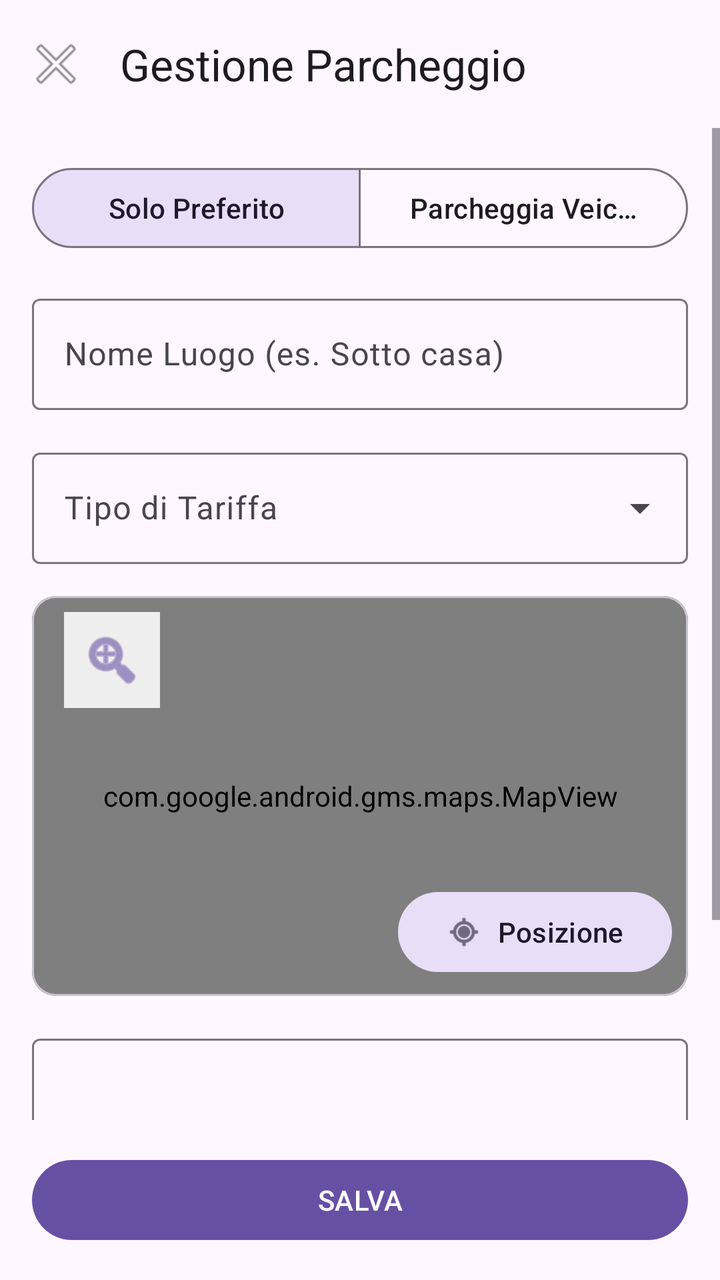
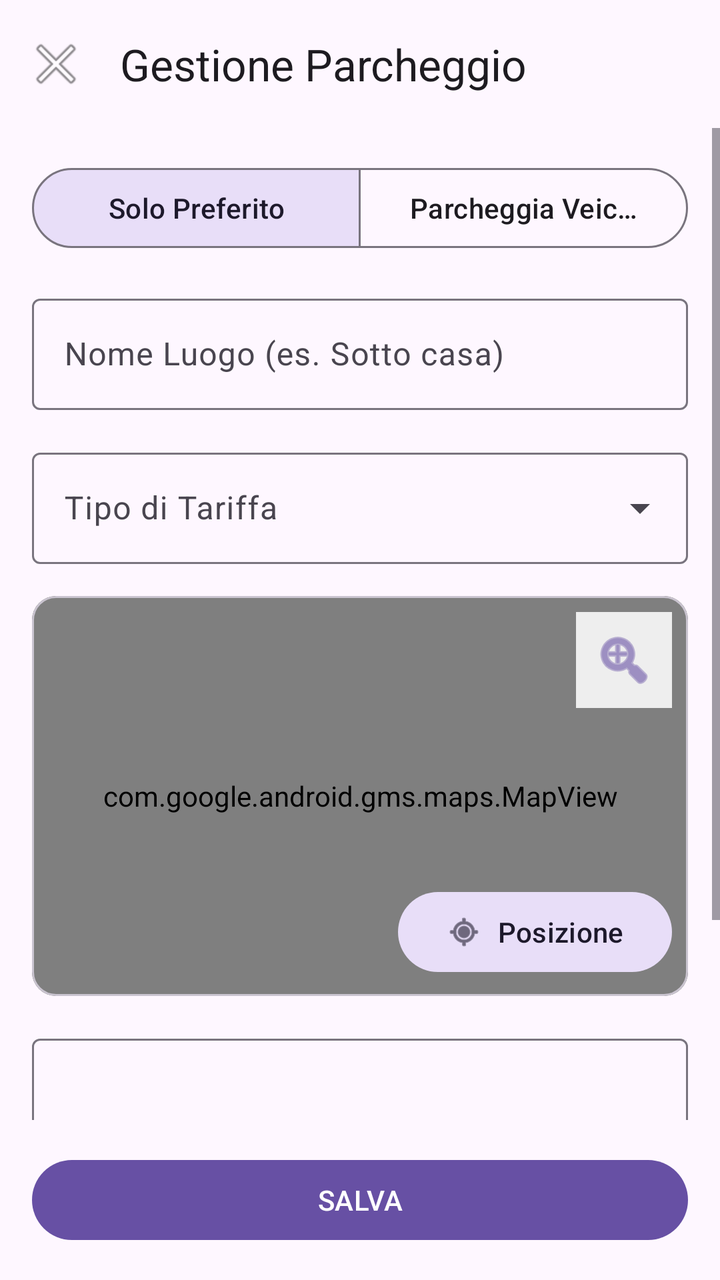

An Android layout rendered at two revisions. The XML below is the earlier revision; the diff shows what the commit changed to produce the second picture.
<!-- AndroidManifest.xml: application theme Theme.ParkingMate -->
<!-- res/layout/fragment_add_parking.xml -->
<?xml version="1.0" encoding="utf-8"?>
<LinearLayout xmlns:android="http://schemas.android.com/apk/res/android"
    xmlns:app="http://schemas.android.com/apk/res-auto"
    android:layout_width="match_parent"
    android:layout_height="match_parent"
    android:orientation="vertical"
    android:background="?android:colorBackground"
    android:fitsSystemWindows="true">

    <com.google.android.material.appbar.MaterialToolbar
        android:id="@+id/toolbarAddParking"
        android:layout_width="match_parent"
        android:layout_height="wrap_content"
        app:title="Gestione Parcheggio"
        app:navigationIcon="@android:drawable/ic_menu_close_clear_cancel" />

    <ScrollView
        android:id="@+id/scrollViewAddParking"
        android:layout_width="match_parent"
        android:layout_height="0dp"
        android:layout_weight="1">

        <LinearLayout
            android:layout_width="match_parent"
            android:layout_height="wrap_content"
            android:orientation="vertical"
            android:padding="16dp">

            
            <com.google.android.material.button.MaterialButtonToggleGroup
                android:id="@+id/toggleGroupAction"
                android:layout_width="match_parent"
                android:layout_height="wrap_content"
                app:singleSelection="true"
                app:selectionRequired="true"
                app:checkedButton="@+id/btnSaveFavoriteOnly">

                <Button android:id="@+id/btnSaveFavoriteOnly" style="?attr/materialButtonOutlinedStyle" android:layout_width="0dp" android:layout_height="wrap_content" android:layout_weight="1" android:text="Solo Preferito" />
                <Button android:id="@+id/btnParkVehicle" style="?attr/materialButtonOutlinedStyle" android:layout_width="0dp" android:layout_height="wrap_content" android:layout_weight="1" android:text="Parcheggia Veicolo" />
            </com.google.android.material.button.MaterialButtonToggleGroup>

            
            <TextView
                android:id="@+id/tvDisplayLocationName"
                android:layout_width="match_parent"
                android:layout_height="wrap_content"
                android:textSize="22sp"
                android:textStyle="bold"
                android:layout_marginTop="8dp"
                android:layout_marginBottom="8dp"
                android:visibility="gone" />

            <LinearLayout
                android:layout_width="match_parent"
                android:layout_height="wrap_content"
                android:orientation="horizontal"
                android:layout_marginTop="16dp"
                android:gravity="center_vertical">

                <com.google.android.material.textfield.TextInputLayout
                    android:id="@+id/tilLocationName"
                    android:layout_width="0dp"
                    android:layout_height="wrap_content"
                    android:layout_weight="1"
                    android:hint="Nome Luogo (es. Sotto casa)">
                    <com.google.android.material.textfield.TextInputEditText android:id="@+id/etLocationName" android:layout_width="match_parent" android:layout_height="wrap_content" />
                </com.google.android.material.textfield.TextInputLayout>

                <com.google.android.material.textfield.TextInputLayout
                    android:id="@+id/tilSelectExistingLocation"
                    style="@style/Widget.Material3.TextInputLayout.OutlinedBox.ExposedDropdownMenu"
                    android:layout_width="0dp"
                    android:layout_height="wrap_content"
                    android:layout_weight="1"
                    android:visibility="gone"
                    android:hint="Scegli Luogo Salvato">
                    <AutoCompleteTextView android:id="@+id/actvSelectLocation" android:layout_width="match_parent" android:layout_height="wrap_content" android:inputType="none" />
                </com.google.android.material.textfield.TextInputLayout>

                <CheckBox
                    android:id="@+id/cbSaveAsFavorite"
                    android:layout_width="wrap_content"
                    android:layout_height="wrap_content"
                    android:button="@drawable/sl_favorite_heart"
                    android:visibility="gone"
                    android:layout_marginStart="8dp" />
            </LinearLayout>

            
            <TextView
                android:id="@+id/tvDisplayParkingType"
                android:layout_width="match_parent"
                android:layout_height="wrap_content"
                android:textSize="16sp"
                android:layout_marginTop="16dp"
                android:textColor="?attr/colorPrimary"
                android:visibility="gone" />

            <com.google.android.material.textfield.TextInputLayout
                android:id="@+id/tilParkingType"
                style="@style/Widget.Material3.TextInputLayout.OutlinedBox.ExposedDropdownMenu"
                android:layout_width="match_parent"
                android:layout_height="wrap_content"
                android:layout_marginTop="16dp"
                android:hint="Tipo di Tariffa">
                <AutoCompleteTextView android:id="@+id/actvParkingType" android:layout_width="match_parent" android:layout_height="wrap_content" android:inputType="none" />
            </com.google.android.material.textfield.TextInputLayout>

            <LinearLayout
                android:id="@+id/layoutHourlyCosts"
                android:layout_width="match_parent"
                android:layout_height="wrap_content"
                android:orientation="horizontal"
                android:visibility="gone"
                android:layout_marginTop="8dp">

                <com.google.android.material.textfield.TextInputLayout android:layout_width="0dp" android:layout_weight="1" android:layout_height="wrap_content" android:hint="Fisso Iniziale €">
                    <com.google.android.material.textfield.TextInputEditText android:id="@+id/etCostInitial" android:inputType="numberDecimal" android:layout_width="match_parent" android:layout_height="wrap_content"/>
                </com.google.android.material.textfield.TextInputLayout>

                <com.google.android.material.textfield.TextInputLayout android:layout_width="0dp" android:layout_weight="1" android:layout_height="wrap_content" android:layout_marginHorizontal="8dp" android:hint="Costo/Ora €">
                    <com.google.android.material.textfield.TextInputEditText android:id="@+id/etCostHourly" android:inputType="numberDecimal" android:layout_width="match_parent" android:layout_height="wrap_content"/>
                </com.google.android.material.textfield.TextInputLayout>

                <com.google.android.material.textfield.TextInputLayout android:layout_width="0dp" android:layout_weight="1" android:layout_height="wrap_content" android:hint="Max €">
                    <com.google.android.material.textfield.TextInputEditText android:id="@+id/etCostMax" android:inputType="numberDecimal" android:layout_width="match_parent" android:layout_height="wrap_content"/>
                </com.google.android.material.textfield.TextInputLayout>
            </LinearLayout>

            <LinearLayout
                android:id="@+id/layoutFixedCosts"
                android:layout_width="match_parent"
                android:layout_height="wrap_content"
                android:orientation="horizontal"
                android:visibility="gone"
                android:gravity="center_vertical"
                android:layout_marginTop="8dp">

                <com.google.android.material.textfield.TextInputLayout android:layout_width="0dp" android:layout_weight="1" android:layout_height="wrap_content" android:layout_marginEnd="8dp" android:hint="Costo Totale €">
                    <com.google.android.material.textfield.TextInputEditText android:id="@+id/etFixedCost" android:inputType="numberDecimal" android:layout_width="match_parent" android:layout_height="wrap_content"/>
                </com.google.android.material.textfield.TextInputLayout>

                <Button
                    android:id="@+id/btnFixedEndTime"
                    style="@style/Widget.Material3.Button.TonalButton"
                    android:layout_width="0dp"
                    android:layout_weight="1"
                    android:layout_height="wrap_content"
                    android:text="Scadenza"
                    app:icon="@android:drawable/ic_menu_recent_history" />
            </LinearLayout>

            
            <TextView
                android:id="@+id/tvDisplayVehicle"
                android:layout_width="match_parent"
                android:layout_height="wrap_content"
                android:textSize="18sp"
                android:textStyle="bold"
                android:layout_marginTop="16dp"
                android:visibility="gone" />

            <LinearLayout
                android:id="@+id/layoutVehicleSelection"
                android:layout_width="match_parent"
                android:layout_height="wrap_content"
                android:orientation="vertical"
                android:visibility="gone"
                android:layout_marginTop="16dp">

                <com.google.android.material.textfield.TextInputLayout
                    android:id="@+id/tilSelectVehicle"
                    style="@style/Widget.Material3.TextInputLayout.OutlinedBox.ExposedDropdownMenu"
                    android:layout_width="match_parent"
                    android:layout_height="wrap_content"
                    android:hint="Seleziona Veicolo">
                    <AutoCompleteTextView android:id="@+id/actvSelectVehicle" android:layout_width="match_parent" android:layout_height="wrap_content" android:inputType="none" />
                </com.google.android.material.textfield.TextInputLayout>
            </LinearLayout>

            
            <com.google.android.material.card.MaterialCardView
                android:id="@+id/cardMap"
                android:layout_width="match_parent"
                android:layout_height="200dp"
                android:layout_marginTop="16dp"
                app:cardBackgroundColor="#E0E0E0"
                app:cardCornerRadius="12dp">

                <FrameLayout
                    android:layout_width="match_parent"
                    android:layout_height="match_parent">

                    <com.google.android.gms.maps.MapView
                        android:id="@+id/mapViewMini"
                        android:layout_width="match_parent"
                        android:layout_height="match_parent" />

                    
                    <LinearLayout
                        android:layout_width="match_parent"
                        android:layout_height="wrap_content"
                        android:orientation="horizontal"
                        android:layout_margin="8dp"
                        android:gravity="center_vertical">

                        <TextView
                            android:id="@+id/tvSearchMap"
                            android:layout_width="0dp"
                            android:layout_height="wrap_content"
                            android:layout_weight="1"
                            android:text=" Cerca via/città..."
                            android:padding="12dp"
                            android:background="#DDFFFFFF"
                            android:textColor="#333333"
                            android:visibility="gone"
                            app:drawableStartCompat="@android:drawable/ic_menu_search" />

                        <ImageButton
                            android:id="@+id/btnExpandMap"
                            android:layout_width="48dp"
                            android:layout_height="48dp"
                            android:layout_marginStart="8dp"
                            android:src="@android:drawable/ic_menu_zoom"
                            android:background="#DDFFFFFF"
                            app:tint="?attr/colorPrimary" />
                    </LinearLayout>

                    <Button
                        android:id="@+id/btnGetLocation"
                        style="@style/Widget.Material3.Button.TonalButton"
                        android:layout_width="wrap_content"
                        android:layout_height="wrap_content"
                        android:layout_gravity="bottom|end"
                        android:layout_margin="8dp"
                        android:text="Posizione"
                        app:icon="@android:drawable/ic_menu_mylocation" />
                </FrameLayout>
            </com.google.android.material.card.MaterialCardView>

            
            <com.google.android.material.textfield.TextInputLayout
                android:id="@+id/tilNotes"
                android:layout_width="match_parent"
                android:layout_height="wrap_content"
                android:layout_marginTop="16dp"
                android:hint="Note aggiuntive">
                <com.google.android.material.textfield.TextInputEditText android:id="@+id/etNotes" android:layout_width="match_parent" android:layout_height="wrap_content" android:lines="3" />
            </com.google.android.material.textfield.TextInputLayout>

            <Button
                android:id="@+id/btnAddPhoto"
                style="?attr/materialButtonOutlinedStyle"
                android:layout_width="match_parent"
                android:layout_height="wrap_content"
                android:layout_marginTop="8dp"
                android:text="Aggiungi Foto"
                app:icon="@android:drawable/ic_menu_camera" />

        </LinearLayout>
    </ScrollView>

    <LinearLayout
        android:layout_width="match_parent"
        android:layout_height="wrap_content"
        android:orientation="horizontal"
        android:padding="16dp">

        <Button
            android:id="@+id/btnDeleteLocation"
            style="@style/Widget.Material3.Button"
            android:layout_width="0dp"
            android:layout_height="wrap_content"
            android:layout_weight="1"
            android:layout_marginEnd="8dp"
            android:text="ELIMINA"
            app:backgroundTint="#D32F2F"
            android:textColor="@android:color/white"
            android:visibility="gone" />

        <Button
            android:id="@+id/btnSaveEverything"
            android:layout_width="0dp"
            android:layout_height="wrap_content"
            android:layout_weight="1"
            android:text="SALVA" />
    </LinearLayout>

</LinearLayout>
<!-- resources referenced by this layout -->
<resources>
  <!-- drawable sl_favorite_heart (drawable) -->
  <?xml version="1.0" encoding="utf-8"?>
  <selector xmlns:android="http://schemas.android.com/apk/res/android">
      
      <item android:drawable="@android:drawable/btn_star_big_on" android:state_checked="true" />
      
      <item android:drawable="@android:drawable/btn_star_big_off" />
  </selector>
  <style name="Theme.ParkingMate" parent="Base.Theme.ParkingMate" />
  <style name="Base.Theme.ParkingMate" parent="Theme.Material3.DayNight.NoActionBar">
          
          
      </style>
</resources>

<!-- the commit's change to res/layout/fragment_add_parking.xml (unified diff, before → after) -->
@@ -197,12 +197,18 @@
                         android:layout_height="match_parent" />
 
                     
+                    <View
+                        android:id="@+id/mapTransparentOverlay"
+                        android:layout_width="match_parent"
+                        android:layout_height="match_parent" />
+
+                    
                     <LinearLayout
                         android:layout_width="match_parent"
                         android:layout_height="wrap_content"
                         android:orientation="horizontal"
                         android:layout_margin="8dp"
-                        android:gravity="center_vertical">
+                        android:gravity="end|center_vertical">
 
                         <TextView
                             android:id="@+id/tvSearchMap"
